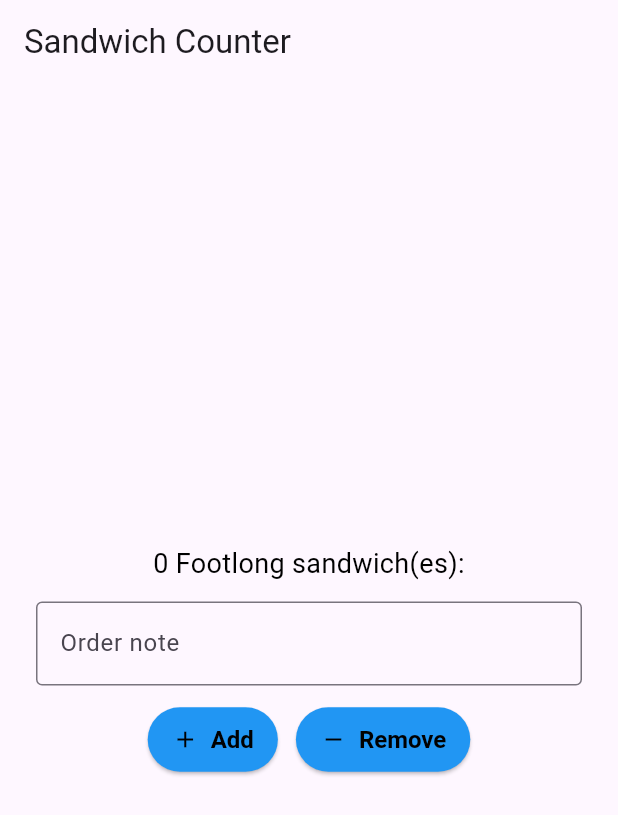
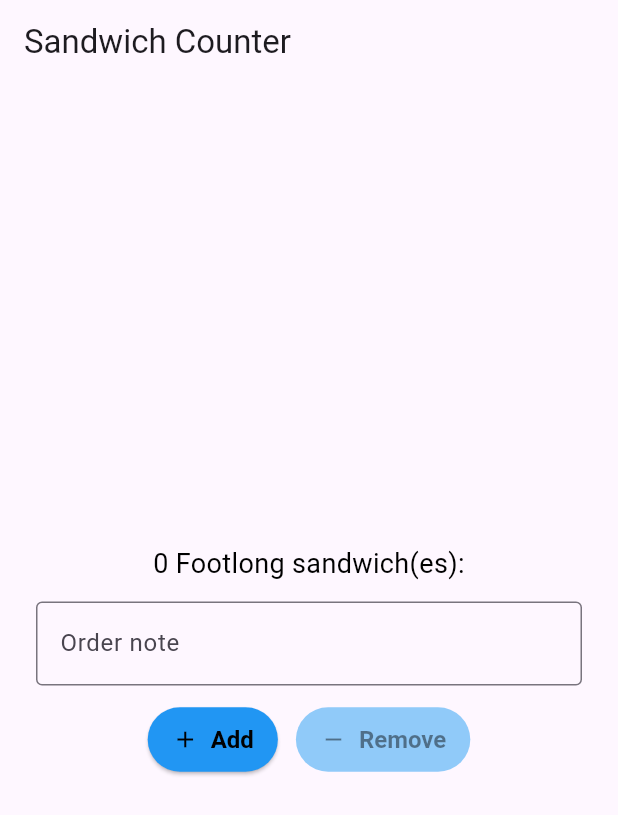
Before and after one commit to Axzythium-UOP/sandwich_shop, a Flutter app: the screen it shows after launch, on a phone screen of 412 x 824 dp. Shown: the top 815 px of the screen. Run offline on Flutter 3.47's test engine with Material 3 defaults, Android fonts, the phone set to English and light mode, and no system bars.

Commit message:
exercise 2

```diff
--- a/lib/main.dart
+++ b/lib/main.dart
@@ -104,13 +104,15 @@ class _OrderScreenState extends State<OrderScreen> {
                 StyledButton(
                   label: 'Add',
                   icon: Icons.add,
-                  onPressed: _increaseQuantity,
+                  onPressed: (_quantity < widget.maxQuantity)
+                      ? _increaseQuantity
+                      : null,
                 ),
                 const SizedBox(width: 12),
                 StyledButton(
                   label: 'Remove',
                   icon: Icons.remove,
-                  onPressed: _decreaseQuantity,
+                  onPressed: (_quantity > 0) ? _decreaseQuantity : null,
                 ),
               ],
             ),
@@ -153,9 +155,8 @@ class StyledButton extends StatelessWidget {
 
   @override
   Widget build(BuildContext context) {
-    return ElevatedButton(
-      onPressed: onPressed,
-      style: ElevatedButton.styleFrom(
+    // Resolve colors depending on enabled/disabled states for clearer feedback.
+    final ButtonStyle style = ElevatedButton.styleFrom(
       backgroundColor: Colors.blue,
       foregroundColor: Colors.black,
       textStyle: const TextStyle(
@@ -164,11 +165,27 @@ class StyledButton extends StatelessWidget {
         fontWeight: FontWeight.w600,
       ),
       padding: const EdgeInsets.symmetric(horizontal: 16, vertical: 12),
-      ),
+    ).copyWith(
+      backgroundColor: MaterialStateProperty.resolveWith<Color?>((states) {
+        if (states.contains(MaterialState.disabled))
+          return Colors.blue.shade200;
+        return Colors.blue;
+      }),
+      foregroundColor: MaterialStateProperty.resolveWith<Color?>((states) {
+        if (states.contains(MaterialState.disabled)) return Colors.black45;
+        return Colors.black;
+      }),
+    );
+
+    final iconColor = onPressed != null ? Colors.black : Colors.black45;
+
+    return ElevatedButton(
+      onPressed: onPressed,
+      style: style,
       child: Row(
         mainAxisSize: MainAxisSize.min,
         children: [
-          Icon(icon, color: Colors.black),
+          Icon(icon, color: iconColor),
           const SizedBox(width: 8),
           Text(label),
         ],
```
Lines whose indentation alone changed are shown as unchanged.
